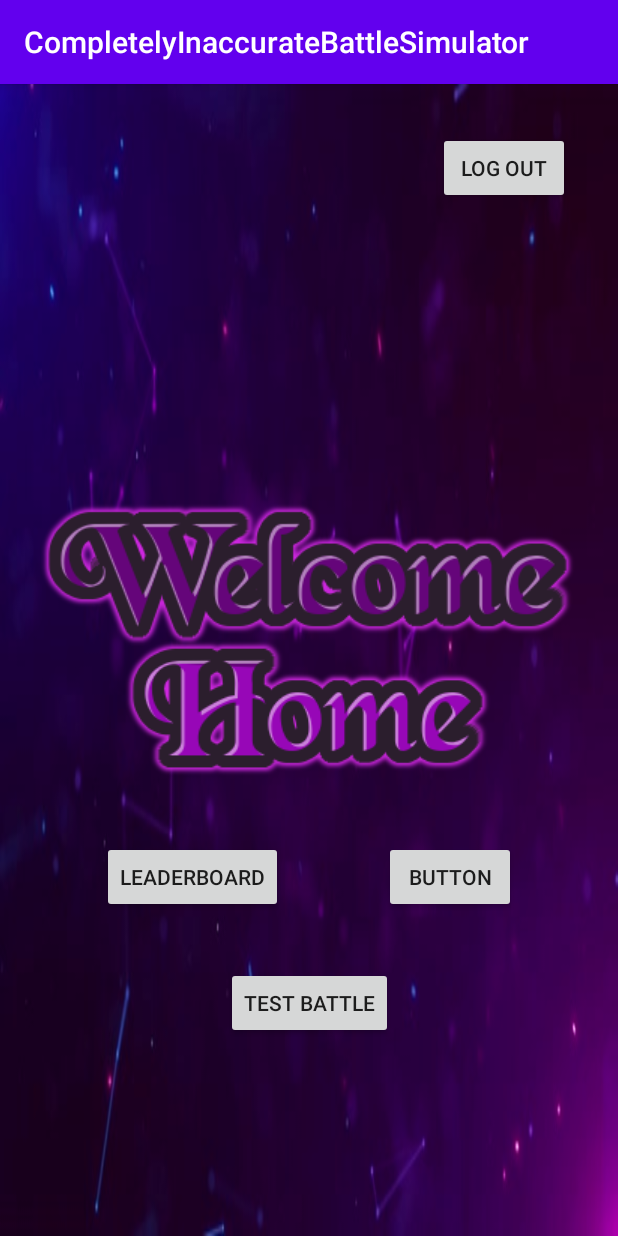
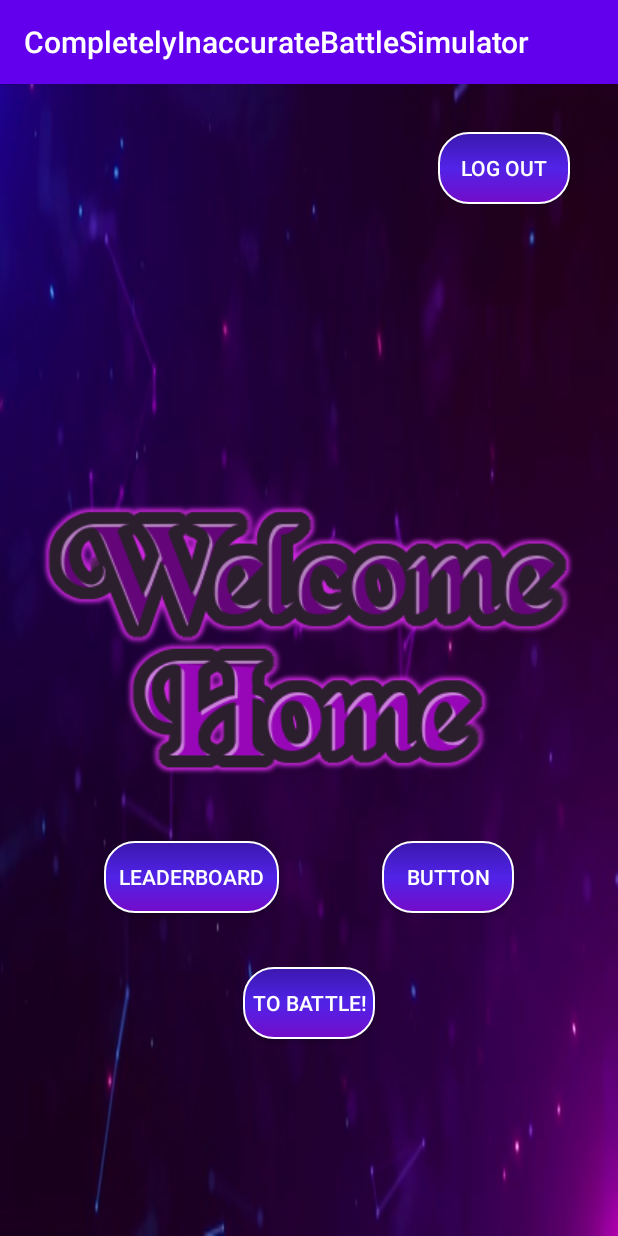
Before and after one commit to Pixalia/CompletelyInaccurateBattleSimulator, an Android app: the HomePage screen opened directly, with no data from a screen before it, on a phone screen of 412 x 824 dp. Run offline under Robolectric (Android 15) with nearby library versions, the phone set to English and light mode, and no system bars; libraries missing offline, so code that uses them is left out: com.backendless, com.backendless.async, com.backendless.exceptions.

Commit message:
EVERYTHING IS COMPLETE! This is the final commmit so long as no major errors pop up.

```diff
--- a/app/src/main/res/layout/activity_main.xml
+++ b/app/src/main/res/layout/activity_main.xml
@@ -11,7 +11,10 @@
         android:layout_width="wrap_content"
         android:layout_height="wrap_content"
         android:layout_marginTop="100dp"
-        android:text="Test Battle"
+        android:text="@string/toBattle"
+        android:padding="5dp"
+        android:textColor="@android:color/white"
+        android:background="@drawable/button_curve"
         app:layout_constraintEnd_toEndOf="parent"
         app:layout_constraintHorizontal_bias="0.5"
         app:layout_constraintStart_toStartOf="parent"
@@ -23,6 +26,9 @@
         android:layout_height="wrap_content"
         android:layout_marginTop="16dp"
         android:text="leaderboard"
+        android:padding="10dp"
+        android:textColor="@android:color/white"
+        android:background="@drawable/button_curve"
         app:layout_constraintEnd_toStartOf="@+id/button3"
         app:layout_constraintHorizontal_bias="0.5"
         app:layout_constraintStart_toStartOf="parent"
@@ -34,6 +40,9 @@
         android:layout_height="wrap_content"
         android:layout_marginTop="16dp"
         android:text="Button"
+        android:padding="5dp"
+        android:textColor="@android:color/white"
+        android:background="@drawable/button_curve"
         app:layout_constraintEnd_toEndOf="parent"
         app:layout_constraintHorizontal_bias="0.5"
         app:layout_constraintStart_toEndOf="@+id/button"
@@ -46,6 +55,9 @@
         android:layout_marginTop="32dp"
         android:layout_marginEnd="32dp"
         android:text="Log out"
+        android:padding="5dp"
+        android:textColor="@android:color/white"
+        android:background="@drawable/button_curve"
         app:layout_constraintEnd_toEndOf="parent"
         app:layout_constraintTop_toTopOf="parent" />
 
```
